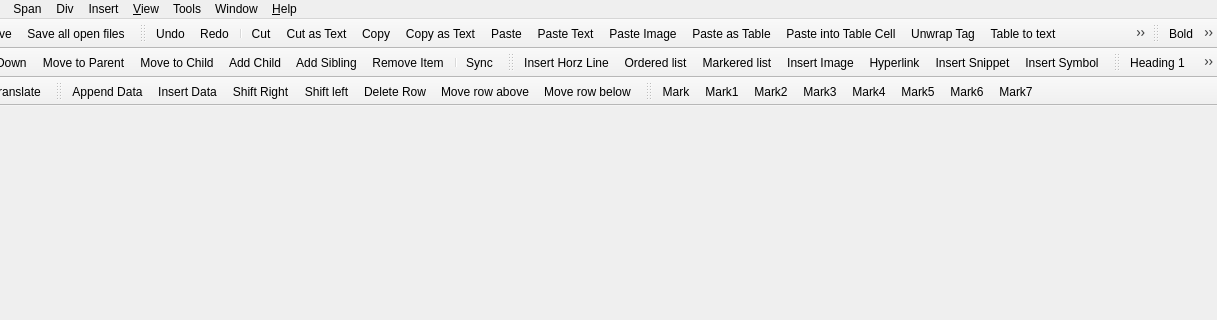
Above: src/gui/mainwindow.ui from NeoProgramming/NeoPad before the change; both pictures show x 120 to 1337 and y 0 to 320 of the 1337 by 672 pixel window. Below: the same form after it.
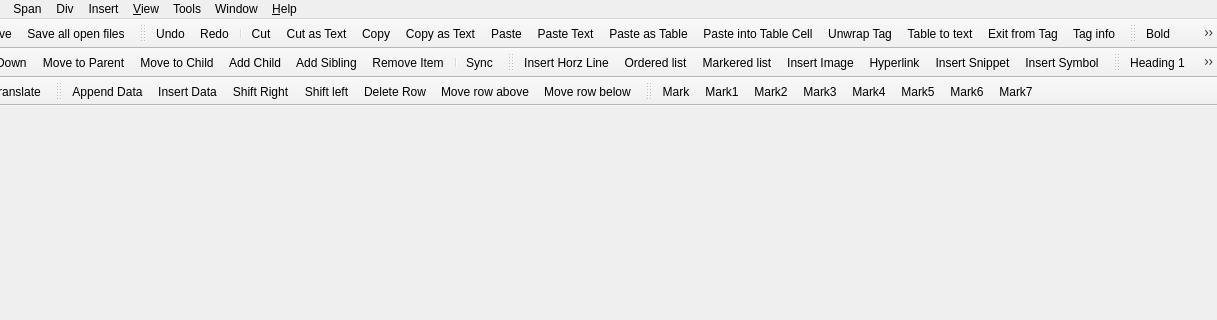
That is the form after the change. Icons and pictures are not drawn.

Commit message: PasteImage merged with Paste; small fixes in Favs

```diff
--- a/src/gui/mainwindow.ui
+++ b/src/gui/mainwindow.ui
@@ -66,7 +66,6 @@
    <addaction name="actionEditCopyText"/>
    <addaction name="actionEditPaste"/>
    <addaction name="actionEditPasteText"/>
-   <addaction name="actionEditPasteImage"/>
    <addaction name="actionEditPasteAsTable"/>
    <addaction name="actionEditPasteCell"/>
    <addaction name="actionEditUntag"/>
@@ -601,15 +600,6 @@
     <string>Paste</string>
    </property>
   </action>
-  <action name="actionEditPasteImage">
-   <property name="icon">
-    <iconset resource="../neopad.qrc">
-     <normaloff>:/edit/images/edit-pasteimage.png</normaloff>:/edit/images/edit-pasteimage.png</iconset>
-   </property>
-   <property name="text">
-    <string>Paste Image</string>
-   </property>
-  </action>
   <action name="actionEditCut">
    <property name="icon">
     <iconset resource="../neopad.qrc">
```
Left out of the diff: 1 changed line with no effect on the pictures. The commit also changes 4 other files.
